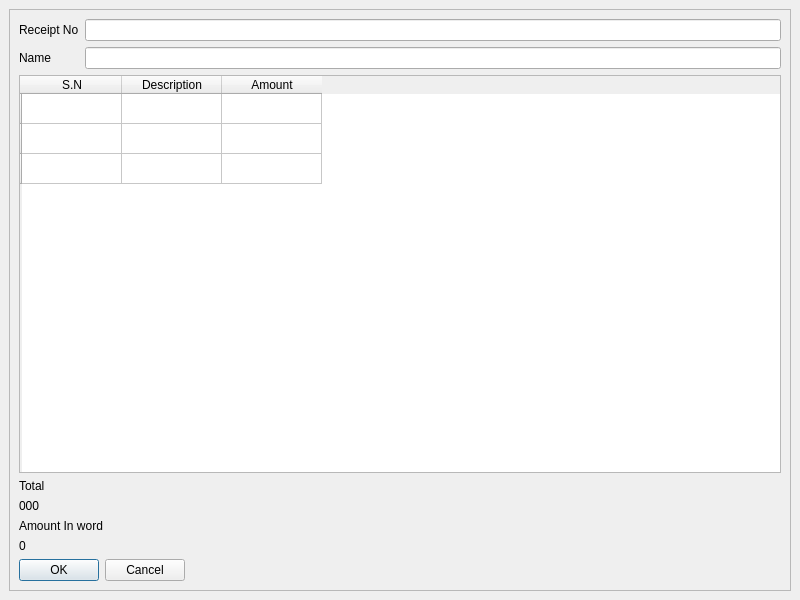
Above: Smartward/receipt/receipt.ui from cygnus55/smartward before the change. Below: the same form after it.
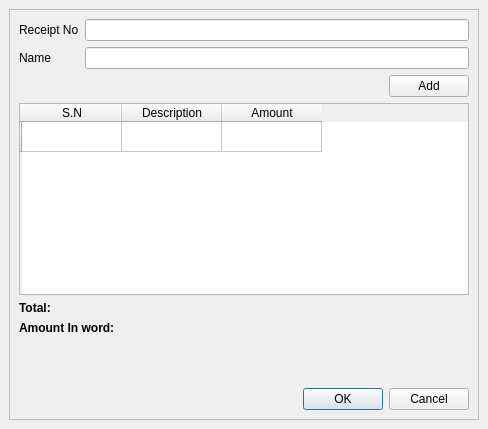
That is the form after the change.

```diff
--- a/Smartward/receipt/receipt.ui
+++ b/Smartward/receipt/receipt.ui
@@ -6,8 +6,8 @@
    <rect>
     <x>0</x>
     <y>0</y>
-    <width>800</width>
-    <height>600</height>
+    <width>488</width>
+    <height>429</height>
    </rect>
   </property>
   <property name="windowTitle">
@@ -25,8 +25,8 @@
         <rect>
          <x>0</x>
          <y>0</y>
-         <width>776</width>
-         <height>576</height>
+         <width>468</width>
+         <height>409</height>
         </rect>
        </property>
        <layout class="QGridLayout" name="gridLayout_2">
@@ -54,25 +54,15 @@
           </item>
          </layout>
         </item>
-        <item row="1" column="0">
+        <item row="3" column="0">
          <layout class="QFormLayout" name="formLayout_2">
-          <item row="0" column="0" colspan="2">
+          <item row="1" column="0" colspan="2">
            <widget class="QTableWidget" name="tableWidget">
             <row>
              <property name="text">
               <string/>
              </property>
             </row>
-            <row>
-             <property name="text">
-              <string/>
-             </property>
-            </row>
-            <row>
-             <property name="text">
-              <string/>
-             </property>
-            </row>
             <column>
              <property name="text">
               <string>S.N</string>
@@ -90,41 +80,78 @@
             </column>
            </widget>
           </item>
-          <item row="1" column="0">
+          <item row="2" column="0">
            <widget class="QLabel" name="totalLabel">
             <property name="text">
-             <string>Total</string>
+             <string>&lt;b&gt;Total:</string>
             </property>
            </widget>
           </item>
-          <item row="2" column="0" colspan="2">
+          <item row="2" column="1">
            <widget class="QLabel" name="label_2">
             <property name="text">
-             <string>000</string>
+             <string/>
             </property>
            </widget>
           </item>
           <item row="3" column="0">
            <widget class="QLabel" name="label">
             <property name="text">
-             <string>Amount In word</string>
+             <string>&lt;b&gt;Amount In word:</string>
             </property>
            </widget>
           </item>
-          <item row="4" column="0" colspan="2">
+          <item row="3" column="1">
            <widget class="QLabel" name="label_3">
             <property name="text">
-             <string>0 </string>
+             <string/>
             </property>
            </widget>
           </item>
-          <item row="5" column="0">
+          <item row="4" column="1">
+           <spacer name="verticalSpacer">
+            <property name="orientation">
+             <enum>Qt::Vertical</enum>
+            </property>
+            <property name="sizeHint" stdset="0">
+             <size>
+              <width>20</width>
+              <height>40</height>
+             </size>
+            </property>
+           </spacer>
+          </item>
+          <item row="5" column="1">
            <widget class="QDialogButtonBox" name="buttonBox">
             <property name="standardButtons">
              <set>QDialogButtonBox::Cancel|QDialogButtonBox::Ok</set>
             </property>
            </widget>
           </item>
+          <item row="0" column="1">
+           <layout class="QHBoxLayout" name="horizontalLayout">
+            <item>
+             <spacer name="horizontalSpacer">
+              <property name="orientation">
+               <enum>Qt::Horizontal</enum>
+              </property>
+              <property name="sizeHint" stdset="0">
+               <size>
+                <width>40</width>
+                <height>20</height>
+               </size>
+              </property>
+             </spacer>
+            </item>
+            <item>
+             <widget class="QPushButton" name="pushButton">
+              <property name="text">
+               <string>Add</string>
+              </property>
+             </widget>
+            </item>
+           </layout>
+          </item>
          </layout>
         </item>
        </layout>
```
